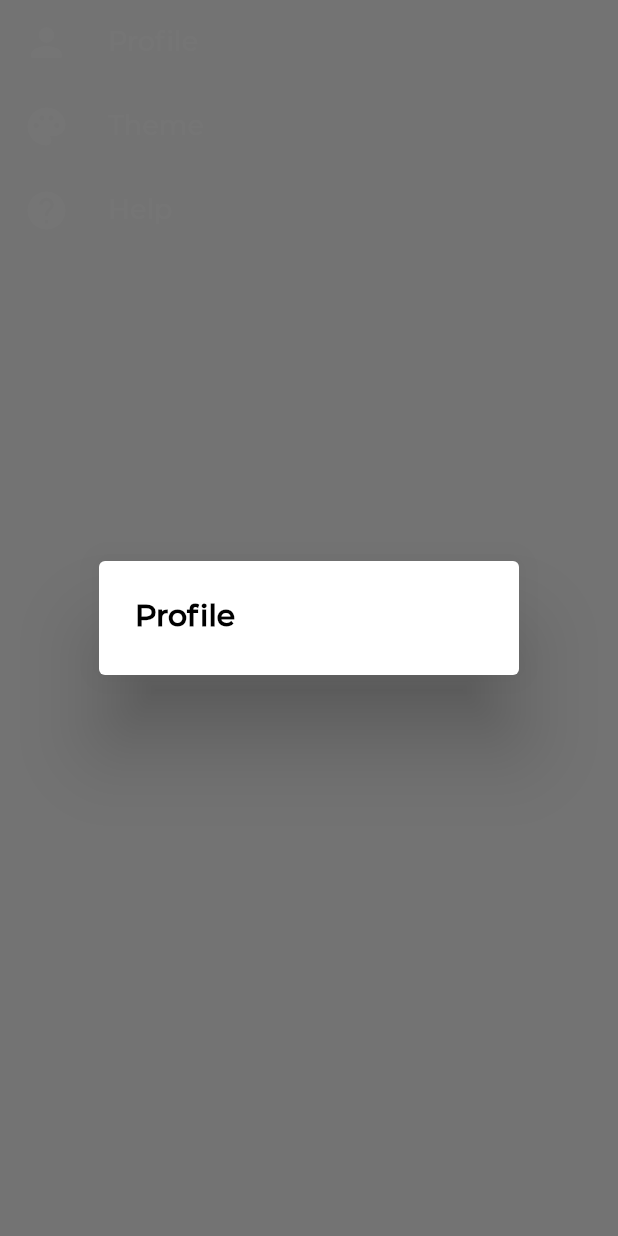
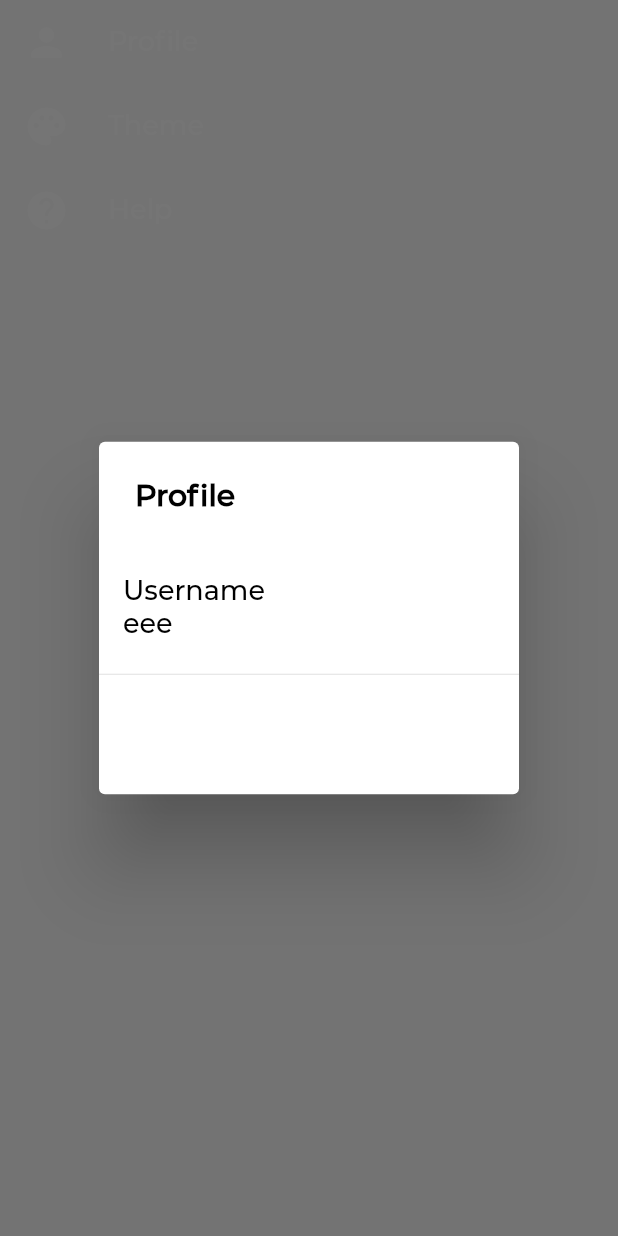
Before and after one commit to dhzdhd/Stockify, a Flutter app: the SettingsPage widget shown alone on an empty page, opened directly, after a tap on "Profile", on a phone screen of 412 x 824 dp. Run offline on Flutter 3.47's test engine with Material 2 defaults, Android fonts, the light colour scheme and no system bars; our stand-ins replace connectivity_plus, curved_navigation_bar, firebase_core, flutter_dotenv, flutter_spinkit, flutter_svg and 1 more; accounts and stored records are empty.

Commit message:
Added confirm email dialog, some settings changes

```diff
--- a/lib/backend/auth.dart
+++ b/lib/backend/auth.dart
@@ -14,7 +14,7 @@ class Auth {
   Future<bool> signUp() async {
     final response = await supabaseClient.auth.signUp(email, password);
     if (response.error != null) {
-      print(response.error.toString());
+      print(response.error?.message);
       return false;
     } else {
       final user = response.user;
@@ -27,7 +27,7 @@ class Auth {
     final response =
         await supabaseClient.auth.signIn(email: email, password: password);
     if (response.error != null) {
-      print(response.error.toString());
+      print(response.error?.message);
       return false;
     } else {
       final user = response.user;
@@ -42,6 +42,7 @@ class Auth {
       print(response.error.toString());
       return false;
     } else {
+      constants.user = null;
       return true;
     }
   }
--- a/lib/constants.dart
+++ b/lib/constants.dart
@@ -1,7 +1,8 @@
 import 'package:stockify/backend/auth.dart';
 import 'package:flutter_dotenv/flutter_dotenv.dart';
+import 'package:supabase/supabase.dart';
 
-Object? user;
+User? user;
 Auth? authInstance;
 
 final String supabaseUrl = dotenv.env['SUPABASE_URL'] as String;
--- a/lib/routes/content.dart
+++ b/lib/routes/content.dart
@@ -71,7 +71,7 @@ class _MobileContentRoute extends StatelessWidget {
         bottomNavigationBar: CurvedNavigationBar(
           animationDuration: Duration(milliseconds: 300),
           height: 55,
-          backgroundColor: Colors.white,
+          backgroundColor: Colors.transparent,
           color: Color.fromARGB(155, 23, 103, 117),
           items: [
             Icon(Icons.home_outlined),
@@ -99,6 +99,7 @@ class _MobileContentRoute extends StatelessWidget {
                           size: 30,
                         ),
                         onPressed: () async {
+                          model.changePage(0);
                           await Auth.signOut()
                               ? Navigator.of(context).popAndPushNamed('/')
                               : null;
--- a/lib/routes/pages/settings.dart
+++ b/lib/routes/pages/settings.dart
@@ -9,6 +9,8 @@ class SettingsPage extends StatelessWidget {
     color: Colors.black,
   );
 
+  final textStyle = TextStyle(color: Colors.black);
+
   SettingsPage();
 
   @override
@@ -18,11 +20,24 @@ class SettingsPage extends StatelessWidget {
         context: context,
         builder: (BuildContext context) {
           return SimpleDialog(
-            title: Text(
-              'Profile',
-              style: titleTextStyle,
+            title: Padding(
+              padding: EdgeInsets.only(bottom: 15),
+              child: Text(
+                'Profile',
+                style: titleTextStyle,
+              ),
             ),
-            children: [],
+            children: [
+              ListTile(
+                title: Text('Username', style: textStyle),
+                subtitle: Text(
+                  'eee',
+                  style: textStyle,
+                ),
+              ),
+              Divider(),
+              ListTile(),
+            ],
           );
         },
       );
--- a/pubspec.yaml
+++ b/pubspec.yaml
@@ -38,6 +38,7 @@ dependencies:
   supabase: ^0.0.2
   flutter_dotenv: ^5.0.0
   connectivity_plus: ^1.0.5
+  url_launcher: ^6.0.9
 
 dev_dependencies:
   flutter_test:
```
Also changed, not shown: lib/routes/login.dart (+42 -18 lines), lib/routes/pages/add.dart (+5 -9 lines), pubspec.lock, 2 other files.
